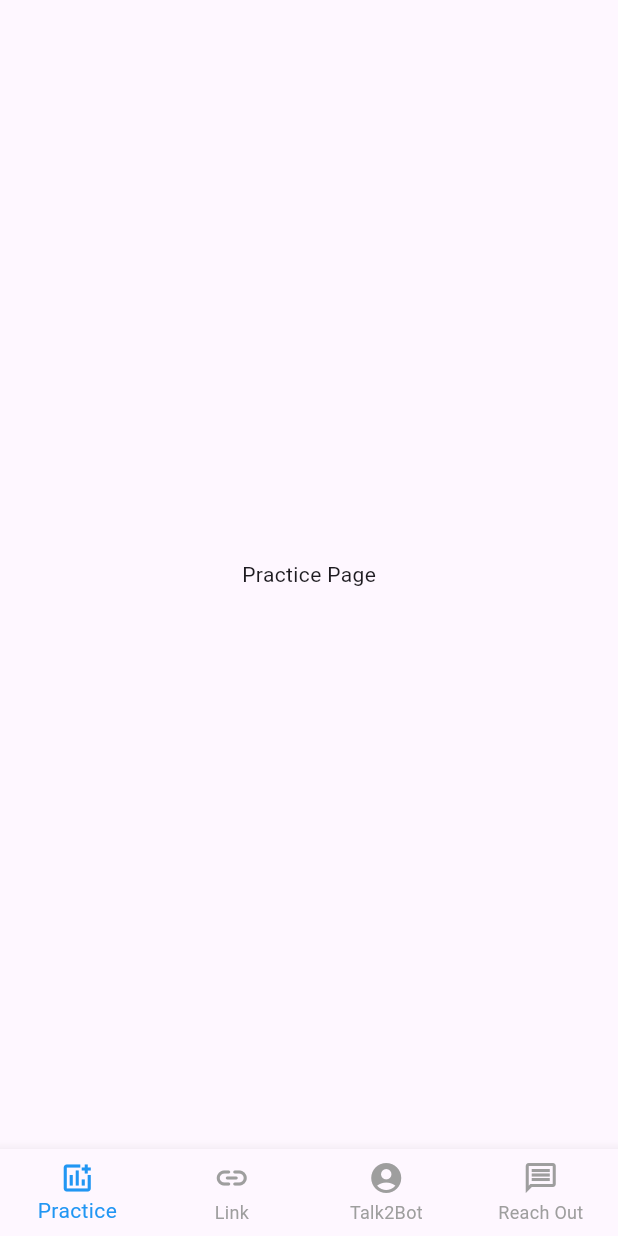
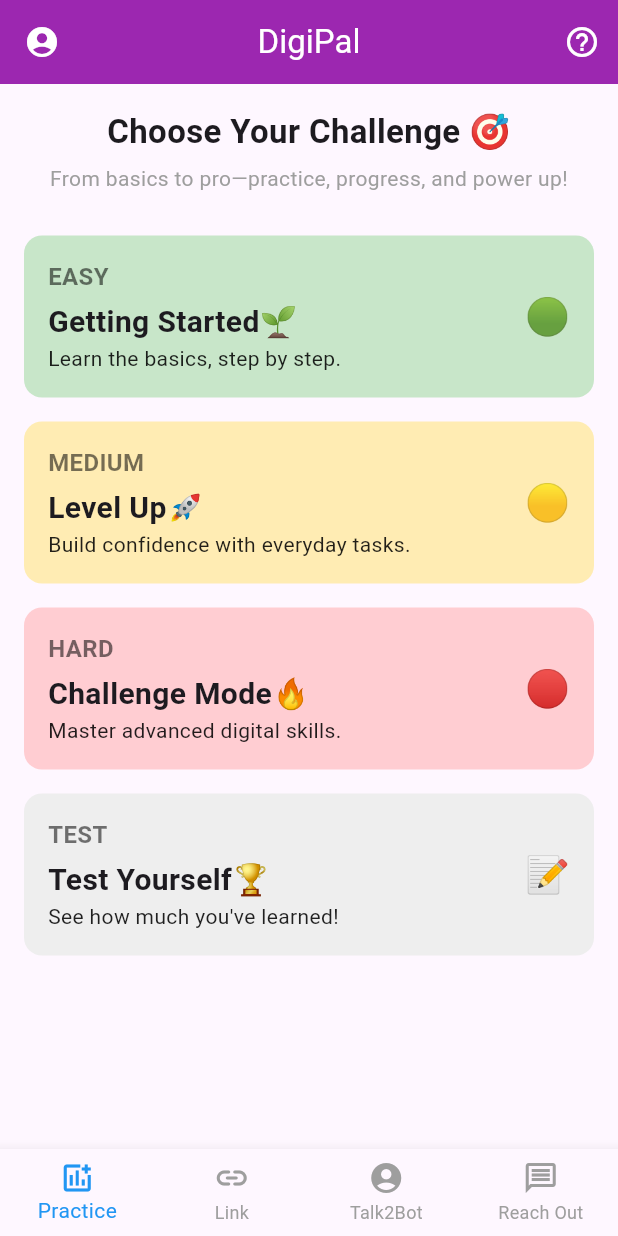
Before and after one commit to hahaanisha/digipal, a Flutter app: the BottomNavBarR screen opened directly with empty values, on a phone screen of 412 x 824 dp. Run offline on Flutter 3.47's test engine with Material 3 defaults, Android fonts, the phone set to English and light mode, and no system bars; our stand-ins replace firebase_auth, firebase_core, firebase_database; accounts and stored records are empty.

Commit message:
practice and easy page

```diff
--- a/lib/screens/BottomNavbar.dart
+++ b/lib/screens/BottomNavbar.dart
@@ -36,7 +36,7 @@ class _BottomNavBarRState extends State<BottomNavBarR> {
       // CandidatesListPage(jobUID: '-OHJ2Hf-h5MXugJqBQtV',),
       // SignUpPageI(),
 
-      Practicepage(),
+      ChallengePage(),
       FormHomePage(),
 
       FeedbackScreen(),
--- a/lib/screens/Practice.dart
+++ b/lib/screens/Practice.dart
@@ -1,49 +1,181 @@
 import 'package:flutter/material.dart';
-import 'package:webview_flutter/webview_flutter.dart';
+import 'Easy/EasyHome.dart';
 
-void main() {
-  runApp(const MyApp());}
+class ChallengePage extends StatelessWidget {
+  const ChallengePage({super.key});
 
-class MyApp extends StatelessWidget {
-  const MyApp({super.key});
-
-  @override
-  Widget build(BuildContext context) {
-    return MaterialApp(
-      debugShowCheckedModeBanner: false,
-      home: const TypingBasicsScreen(),
+  void _showHelpDialog(BuildContext context) {
+    showDialog(
+      context: context,
+      builder: (context) => AlertDialog(
+        title: const Text("Practice Challenges"),
+        content: const Text(
+          "This page lets you practice digital skills at your own pace.\n\n"
+              "🔹 Getting Started – Learn the basics step by step.\n"
+              "🔹 Level Up – Try everyday digital tasks.\n"
+              "🔹 Challenge Mode – Master advanced skills.\n"
+              "🔹 Test Yourself – Take a quiz to check your progress.\n\n"
+              "Tap a level to begin! 🚀",
+        ),
+        actions: [
+          TextButton(
+            onPressed: () => Navigator.pop(context),
+            child: const Text("Got it!"),
+          ),
+        ],
+      ),
     );
   }
-}
 
-class TypingBasicsScreen extends StatefulWidget {
-  const TypingBasicsScreen({super.key});
-
-  @override
-  State<TypingBasicsScreen> createState() => _TypingBasicsScreenState();
-}
-
-class _TypingBasicsScreenState extends State<TypingBasicsScreen> {
-  late final WebViewController _controller;
-
-  @override
-  void initState() {
-    super.initState();
-    _controller = WebViewController()
-      ..setJavaScriptMode(JavaScriptMode.unrestricted)
-      ..loadRequest(Uri.parse("https://www.edclub.com/library/typing-basics"));
+  Widget _buildChallengeCard({
+    required Color color,
+    required String level,
+    required String title,
+    required String subtitle,
+    required String emoji,
+    required VoidCallback onTap, // Navigation function
+  }) {
+    return GestureDetector(
+      onTap: onTap,
+      child: Container(
+        margin: const EdgeInsets.symmetric(vertical: 8),
+        padding: const EdgeInsets.all(16),
+        decoration: BoxDecoration(
+          color: color,
+          borderRadius: BorderRadius.circular(12),
+        ),
+        child: Row(
+          children: [
+            Expanded(
+              child: Column(
+                crossAxisAlignment: CrossAxisAlignment.start,
+                children: [
+                  Text(
+                    level,
+                    style: const TextStyle(
+                      fontSize: 16,
+                      fontWeight: FontWeight.bold,
+                      color: Colors.black54,
+                    ),
+                  ),
+                  const SizedBox(height: 4),
+                  Text(
+                    title,
+                    style: const TextStyle(
+                      fontSize: 20,
+                      fontWeight: FontWeight.bold,
+                    ),
+                  ),
+                  Text(
+                    subtitle,
+                    style: const TextStyle(fontSize: 14, color: Colors.black87),
+                  ),
+                ],
+              ),
+            ),
+            Text(
+              emoji,
+              style: const TextStyle(fontSize: 24),
+            ),
+          ],
+        ),
+      ),
+    );
   }
 
   @override
   Widget build(BuildContext context) {
     return Scaffold(
       appBar: AppBar(
-        title: const Text("Typing Basics", style: TextStyle(color: Colors.white)),
+        title: const Text("DigiPal", style: TextStyle(color: Colors.white)),
         centerTitle: true,
         backgroundColor: Colors.purple,
-        iconTheme: const IconThemeData(color: Colors.white),
+        leading: const Icon(Icons.account_circle, color: Colors.white),
+        actions: [
+          IconButton(
+            icon: const Icon(Icons.help_outline, color: Colors.white),
+            onPressed: () => _showHelpDialog(context),
+          ),
+        ],
       ),
-      body: WebViewWidget(controller: _controller),
+      body: Padding(
+        padding: const EdgeInsets.all(16.0),
+        child: Column(
+          crossAxisAlignment: CrossAxisAlignment.start,
+          children: [
+            const Center(
+              child: Column(
+                children: [
+                  Text(
+                    "Choose Your Challenge 🎯",
+                    textAlign: TextAlign.center,
+                    style: TextStyle(fontSize: 22, fontWeight: FontWeight.bold),
+                  ),
+                  SizedBox(height: 5),
+                  Text(
+                    "From basics to pro—practice, progress, and power up!",
+                    textAlign: TextAlign.center,
+                    style: TextStyle(fontSize: 14, color: Colors.grey),
+                  ),
+                ],
+              ),
+            ),
+            const SizedBox(height: 20),
+            _buildChallengeCard(
+              color: Colors.green.shade100,
+              level: "EASY",
+              title: "Getting Started🌱",
+              subtitle: "Learn the basics, step by step.",
+              emoji: "🟢",
+              onTap: () {
+                Navigator.push(
+                  context,
+                  MaterialPageRoute(builder: (context) => const EasyLevelPage()),
+                );
+              },
+            ),
+            _buildChallengeCard(
+              color: Colors.amber.shade100,
+              level: "MEDIUM",
+              title: "Level Up🚀",
+              subtitle: "Build confidence with everyday tasks.",
+              emoji: "🟡",
+              onTap: () {
+                Navigator.push(
+                  context,
+                  MaterialPageRoute(builder: (context) => const EasyLevelPage()),
+                );
+              },
+            ),
+            _buildChallengeCard(
+              color: Colors.red.shade100,
+              level: "HARD",
+              title: "Challenge Mode🔥",
+              subtitle: "Master advanced digital skills.",
+              emoji: "🔴",
+              onTap: () {
+                Navigator.push(
+                  context,
+                  MaterialPageRoute(builder: (context) => const EasyLevelPage()),
+                );
+              },
+            ),
+            _buildChallengeCard(
+              color: Colors.grey.shade200,
+              level: "TEST",
+              title: "Test Yourself🏆",
+              subtitle: "See how much you've learned!",
+              emoji: "📝",
+              onTap: () {
+                Navigator.push(
+                  context,
+                  MaterialPageRoute(builder: (context) => const EasyLevelPage()),
+                );
+              },
+            ),
+          ],
+        ),
+      ),
     );
   }
 }
--- a/pubspec.yaml
+++ b/pubspec.yaml
@@ -40,8 +40,7 @@ dependencies:
   firebase_database: ^11.3.1
   firebase_storage: ^12.4.2
   file_picker: ^8.3.2
-  url_launcher: ^6.1.14
-  webview_flutter: ^4.8.0
+
 
 dev_dependencies:
   flutter_test:
@@ -68,6 +67,9 @@ flutter:
   # To add assets to your application, add an assets section, like this:
   assets:
     - assets/Logo.png
+    - assets/call.png
+    - assets/easyTyping.png
+    - assets/smartPhone.png
 
   # An image asset can refer to one or more resolution-specific "variants", see
   # https://flutter.dev/assets-and-images/#resolution-aware
```
Also changed, not shown: lib/screens/Easy/EasyHome.dart (added, +144 -0 lines), assets/call.png (added), assets/easyTyping.png (added), assets/smartPhone.png (added), pubspec.lock, 5 other files.
